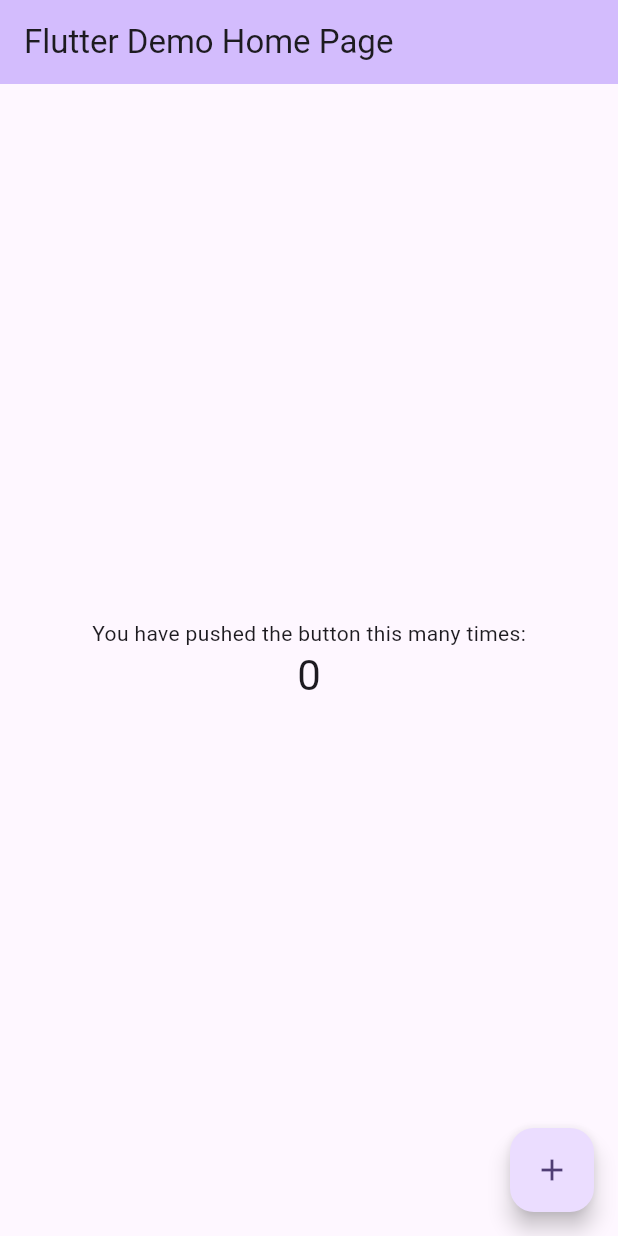
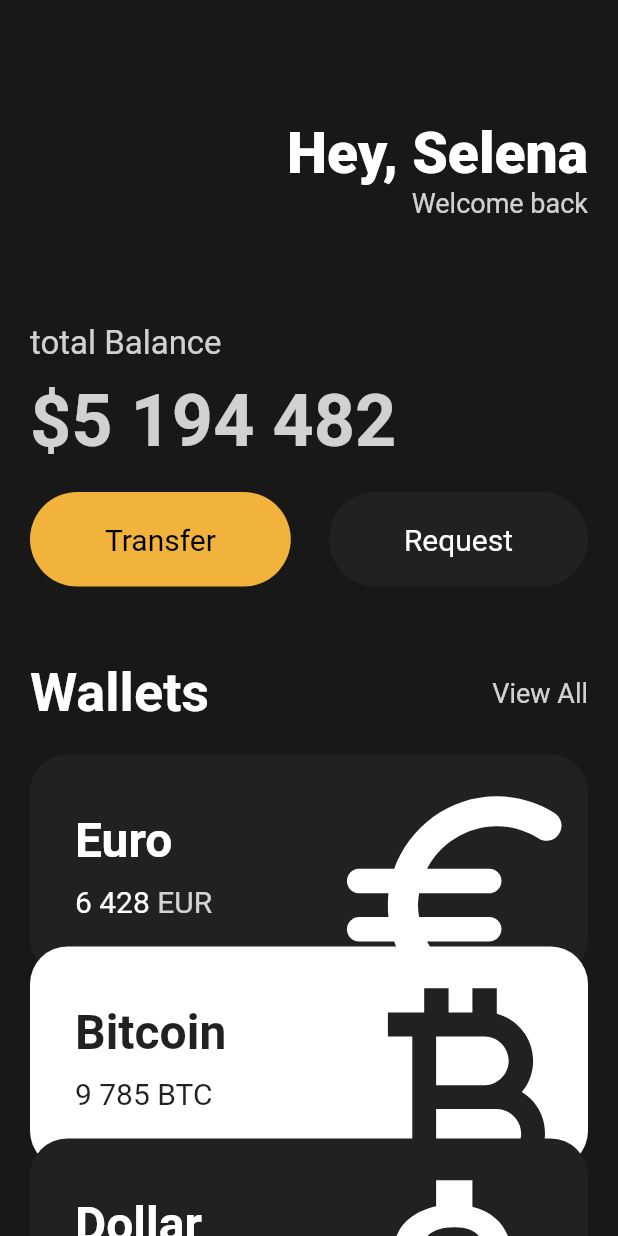
Before and after one commit to VinylStage/toonflix, a Flutter app: the screen it shows after launch, on a phone screen of 412 x 824 dp. Run offline on Flutter 3.47's test engine with Material 2 defaults, Android fonts, the phone set to English and light mode, and no system bars.

Commit message:
toonflix first

```diff
--- a/lib/main.dart
+++ b/lib/main.dart
@@ -1,125 +1,158 @@
 import 'package:flutter/material.dart';
+import 'package:toonflix/widgets/Button.dart';
+import 'package:toonflix/widgets/currency_card.dart';
+
+class Player {
+  String? name;
+  Player({required this.name});
+}
 
 void main() {
-  runApp(const MyApp());
+  var sangbin = Player(name: "sangbin");
+  runApp(const App());
 }
 
-class MyApp extends StatelessWidget {
-  const MyApp({super.key});
+class App extends StatelessWidget {
+  const App({super.key});
 
-  // This widget is the root of your application.
   @override
   Widget build(BuildContext context) {
     return MaterialApp(
-      title: 'Flutter Demo',
-      theme: ThemeData(
-        // This is the theme of your application.
-        //
-        // TRY THIS: Try running your application with "flutter run". You'll see
-        // the application has a blue toolbar. Then, without quitting the app,
-        // try changing the seedColor in the colorScheme below to Colors.green
-        // and then invoke "hot reload" (save your changes or press the "hot
-        // reload" button in a Flutter-supported IDE, or press "r" if you used
-        // the command line to start the app).
-        //
-        // Notice that the counter didn't reset back to zero; the application
-        // state is not lost during the reload. To reset the state, use hot
-        // restart instead.
-        //
-        // This works for code too, not just values: Most code changes can be
-        // tested with just a hot reload.
-        colorScheme: ColorScheme.fromSeed(seedColor: Colors.deepPurple),
-        useMaterial3: true,
+      home: Scaffold(
+        backgroundColor: const Color(0xFF181818),
+        body: SingleChildScrollView(
+          child: Padding(
+            padding: const EdgeInsets.symmetric(
+              horizontal: 20,
             ),
-      home: const MyHomePage(title: 'Flutter Demo Home Page'),
-    );
-  }
-}
-
-class MyHomePage extends StatefulWidget {
-  const MyHomePage({super.key, required this.title});
-
-  // This widget is the home page of your application. It is stateful, meaning
-  // that it has a State object (defined below) that contains fields that affect
-  // how it looks.
-
-  // This class is the configuration for the state. It holds the values (in this
-  // case the title) provided by the parent (in this case the App widget) and
-  // used by the build method of the State. Fields in a Widget subclass are
-  // always marked "final".
-
-  final String title;
-
-  @override
-  State<MyHomePage> createState() => _MyHomePageState();
-}
-
-class _MyHomePageState extends State<MyHomePage> {
-  int _counter = 0;
-
-  void _incrementCounter() {
-    setState(() {
-      // This call to setState tells the Flutter framework that something has
-      // changed in this State, which causes it to rerun the build method below
-      // so that the display can reflect the updated values. If we changed
-      // _counter without calling setState(), then the build method would not be
-      // called again, and so nothing would appear to happen.
-      _counter++;
-    });
-  }
-
-  @override
-  Widget build(BuildContext context) {
-    // This method is rerun every time setState is called, for instance as done
-    // by the _incrementCounter method above.
-    //
-    // The Flutter framework has been optimized to make rerunning build methods
-    // fast, so that you can just rebuild anything that needs updating rather
-    // than having to individually change instances of widgets.
-    return Scaffold(
-      appBar: AppBar(
-        // TRY THIS: Try changing the color here to a specific color (to
-        // Colors.amber, perhaps?) and trigger a hot reload to see the AppBar
-        // change color while the other colors stay the same.
-        backgroundColor: Theme.of(context).colorScheme.inversePrimary,
-        // Here we take the value from the MyHomePage object that was created by
-        // the App.build method, and use it to set our appbar title.
-        title: Text(widget.title),
+            child: Column(
+              crossAxisAlignment: CrossAxisAlignment.start,
+              children: [
+                const SizedBox(
+                  height: 80,
                 ),
-      body: Center(
-        // Center is a layout widget. It takes a single child and positions it
-        // in the middle of the parent.
-        child: Column(
-          // Column is also a layout widget. It takes a list of children and
-          // arranges them vertically. By default, it sizes itself to fit its
-          // children horizontally, and tries to be as tall as its parent.
-          //
-          // Column has various properties to control how it sizes itself and
-          // how it positions its children. Here we use mainAxisAlignment to
-          // center the children vertically; the main axis here is the vertical
-          // axis because Columns are vertical (the cross axis would be
-          // horizontal).
-          //
-          // TRY THIS: Invoke "debug painting" (choose the "Toggle Debug Paint"
-          // action in the IDE, or press "p" in the console), to see the
-          // wireframe for each widget.
-          mainAxisAlignment: MainAxisAlignment.center,
-          children: <Widget>[
+                Row(
+                  mainAxisAlignment: MainAxisAlignment.end,
+                  children: [
+                    Column(
+                      crossAxisAlignment: CrossAxisAlignment.end,
+                      children: [
                         const Text(
-              'You have pushed the button this many times:',
+                          "Hey, Selena",
+                          style: TextStyle(
+                            color: Colors.white,
+                            fontSize: 38,
+                            fontWeight: FontWeight.w800,
+                          ),
                         ),
                         Text(
-              '$_counter',
-              style: Theme.of(context).textTheme.headlineMedium,
+                          "Welcome back",
+                          style: TextStyle(
+                            color: Colors.white.withOpacity(0.8),
+                            fontSize: 18,
+                          ),
+                        ),
+                      ],
+                    ),
+                  ],
+                ),
+                const SizedBox(
+                  height: 70,
+                ),
+                Text(
+                  'total Balance',
+                  style: TextStyle(
+                    fontSize: 22,
+                    color: Colors.white.withOpacity(0.8),
+                  ),
+                ),
+                const SizedBox(
+                  height: 10,
+                ),
+                Text(
+                  '\$5 194 482',
+                  style: TextStyle(
+                    fontSize: 48,
+                    fontWeight: FontWeight.w600,
+                    color: Colors.white.withOpacity(0.8),
+                  ),
+                ),
+                const SizedBox(
+                  height: 20,
+                ),
+                const Row(
+                  mainAxisAlignment: MainAxisAlignment.spaceBetween,
+                  children: [
+                    Button(
+                      text: 'Transfer',
+                      bgColor: Color(0xFFF1B33B),
+                      textColor: Colors.black,
+                    ),
+                    Button(
+                      text: 'Request',
+                      bgColor: Color(0xFF1F2123),
+                      textColor: Colors.white,
+                    ),
+                  ],
+                ),
+                const SizedBox(
+                  height: 50,
+                ),
+                Row(
+                  mainAxisAlignment: MainAxisAlignment.spaceBetween,
+                  children: [
+                    const Text(
+                      'Wallets',
+                      style: TextStyle(
+                        color: Colors.white,
+                        fontSize: 36,
+                        fontWeight: FontWeight.w600,
+                      ),
+                    ),
+                    Text(
+                      'View All',
+                      style: TextStyle(
+                        color: Colors.white.withOpacity(0.8),
+                        fontSize: 18,
+                      ),
+                    ),
+                  ],
+                ),
+                const SizedBox(
+                  height: 20,
+                ),
+                const CurrencyCard(
+                  name: 'Euro',
+                  code: 'EUR',
+                  amount: '6 428',
+                  icon: Icons.euro_rounded,
+                  isInverted: false,
+                ),
+                Transform.translate(
+                  offset: const Offset(0, -20),
+                  child: const CurrencyCard(
+                    name: 'Bitcoin',
+                    code: 'BTC',
+                    amount: '9 785',
+                    icon: Icons.currency_bitcoin,
+                    isInverted: true,
+                  ),
+                ),
+                Transform.translate(
+                  offset: const Offset(0, -40),
+                  child: const CurrencyCard(
+                    name: 'Dollar',
+                    code: 'USD',
+                    amount: '55 622',
+                    icon: Icons.attach_money_outlined,
+                    isInverted: false,
+                  ),
                 ),
               ],
             ),
           ),
-      floatingActionButton: FloatingActionButton(
-        onPressed: _incrementCounter,
-        tooltip: 'Increment',
-        child: const Icon(Icons.add),
-      ), // This trailing comma makes auto-formatting nicer for build methods.
+        ),
+      ),
     );
   }
 }
--- /dev/null
+++ b/lib/widgets/Button.dart
@@ -0,0 +1,34 @@
+import 'package:flutter/material.dart';
+
+class Button extends StatelessWidget {
+  final String text;
+  final Color bgColor;
+  final Color textColor;
+
+  const Button({
+    super.key,
+    required this.text,
+    required this.bgColor,
+    required this.textColor,
+  });
+  @override
+  Widget build(BuildContext context) {
+    return Container(
+      decoration: BoxDecoration(
+          color: bgColor, borderRadius: BorderRadius.circular(45)),
+      child: Padding(
+        padding: const EdgeInsets.symmetric(
+          vertical: 20,
+          horizontal: 50,
+        ),
+        child: Text(
+          text,
+          style: TextStyle(
+            color: textColor,
+            fontSize: 20,
+          ),
+        ),
+      ),
+    );
+  }
+}
--- /dev/null
+++ b/lib/widgets/currency_card.dart
@@ -0,0 +1,83 @@
+import 'package:flutter/material.dart';
+
+class CurrencyCard extends StatelessWidget {
+  final String name, code, amount;
+  final IconData icon;
+  final bool isInverted;
+  final _blackColor = const Color(0xFF1F2123);
+
+  const CurrencyCard({
+    super.key,
+    required this.name,
+    required this.code,
+    required this.amount,
+    required this.icon,
+    required this.isInverted,
+  });
+  @override
+  Widget build(BuildContext context) {
+    return Container(
+      clipBehavior: Clip.hardEdge,
+      decoration: BoxDecoration(
+        color: isInverted ? Colors.white : _blackColor,
+        borderRadius: BorderRadius.circular(25),
+      ),
+      child: Padding(
+        padding: const EdgeInsets.all(30),
+        child: Row(
+          mainAxisAlignment: MainAxisAlignment.spaceBetween,
+          children: [
+            Column(
+              crossAxisAlignment: CrossAxisAlignment.start,
+              children: [
+                Text(
+                  name,
+                  style: TextStyle(
+                    color: isInverted ? _blackColor : Colors.white,
+                    fontSize: 32,
+                    fontWeight: FontWeight.w600,
+                  ),
+                ),
+                const SizedBox(height: 10),
+                Row(
+                  children: [
+                    Text(
+                      amount,
+                      style: TextStyle(
+                        color: isInverted ? _blackColor : Colors.white,
+                        fontSize: 20,
+                      ),
+                    ),
+                    const SizedBox(
+                      width: 5,
+                    ),
+                    Text(
+                      code,
+                      style: TextStyle(
+                        color: isInverted
+                            ? _blackColor
+                            : Colors.white.withOpacity(0.8),
+                        fontSize: 20,
+                      ),
+                    ),
+                  ],
+                )
+              ],
+            ),
+            Transform.scale(
+              scale: 2.2,
+              child: Transform.translate(
+                offset: const Offset(-5, 12),
+                child: Icon(
+                  icon,
+                  color: isInverted ? _blackColor : Colors.white,
+                  size: 88,
+                ),
+              ),
+            )
+          ],
+        ),
+      ),
+    );
+  }
+}
```
Lines whose indentation alone changed are shown as unchanged.
